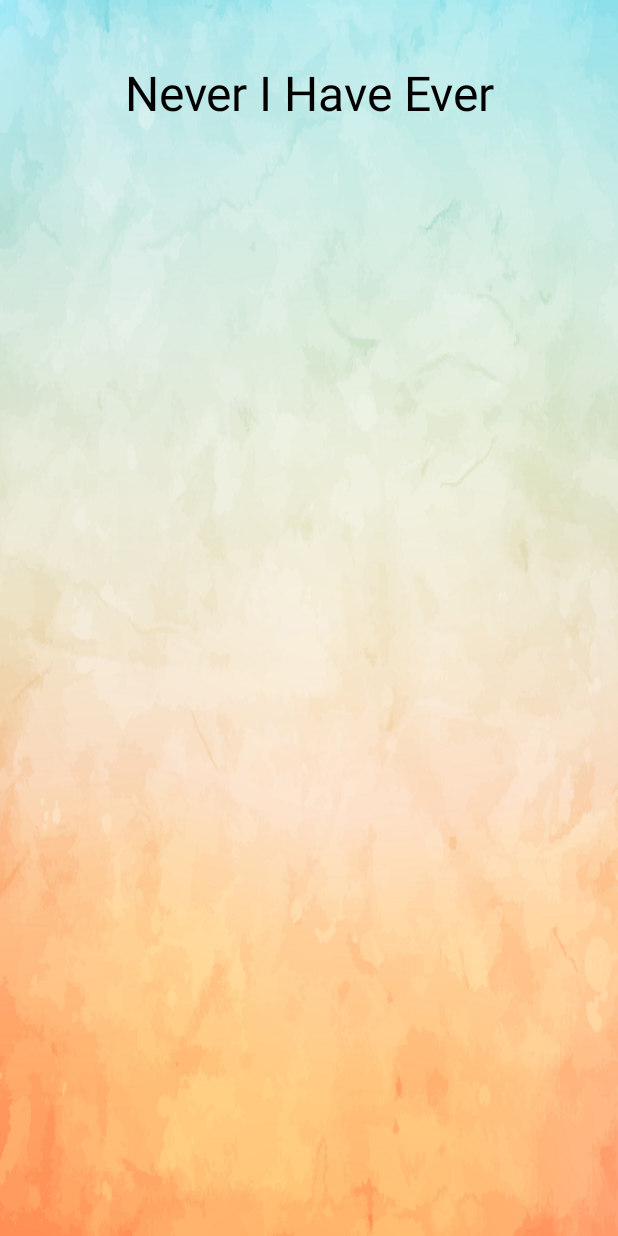
After one commit to VladVh/NeverHaveIEver, an Android app: the layout activity_base.xml on its own in the app's theme, with its tools: preview values and no code run, on a phone screen of 412 x 824 dp. The commit adds this screen. Run offline under Robolectric (Android 15) with nearby library versions, the phone set to English and light mode, and no system bars.

Commit message:
forgot to add activity_base layout and assets

```diff
--- /dev/null
+++ b/app/src/main/res/layout/activity_base.xml
@@ -0,0 +1,19 @@
+<?xml version="1.0" encoding="utf-8"?>
+<RelativeLayout xmlns:android="http://schemas.android.com/apk/res/android"
+              android:orientation="vertical"
+              android:layout_width="match_parent"
+              android:layout_height="wrap_content">
+
+    <TextView
+        android:id="@+id/baseAppName"
+        android:layout_width="wrap_content"
+        android:layout_height="wrap_content"
+        android:layout_alignParentEnd="true"
+        android:layout_alignParentLeft="true"
+        android:layout_alignParentRight="true"
+        android:layout_alignParentStart="true"
+        android:layout_marginTop="40dp"
+        android:text="@string/app_name"
+        android:textAlignment="center"
+        android:textSize="32sp"/>
+</RelativeLayout>
--- a/app/src/main/res/values/strings.xml
+++ b/app/src/main/res/values/strings.xml
@@ -1,5 +1,5 @@
 <resources>
-    <string name="app_name">Never Have I Ever</string>
+    <string name="app_name">Never I Have Ever</string>
 
     <!--Main-->
     <string name="main_kids">Kids</string>
```
Also changed, not shown: app/src/main/assets/fonts/Veles-Regular.0.9.2.otf (added), 2 other files.
